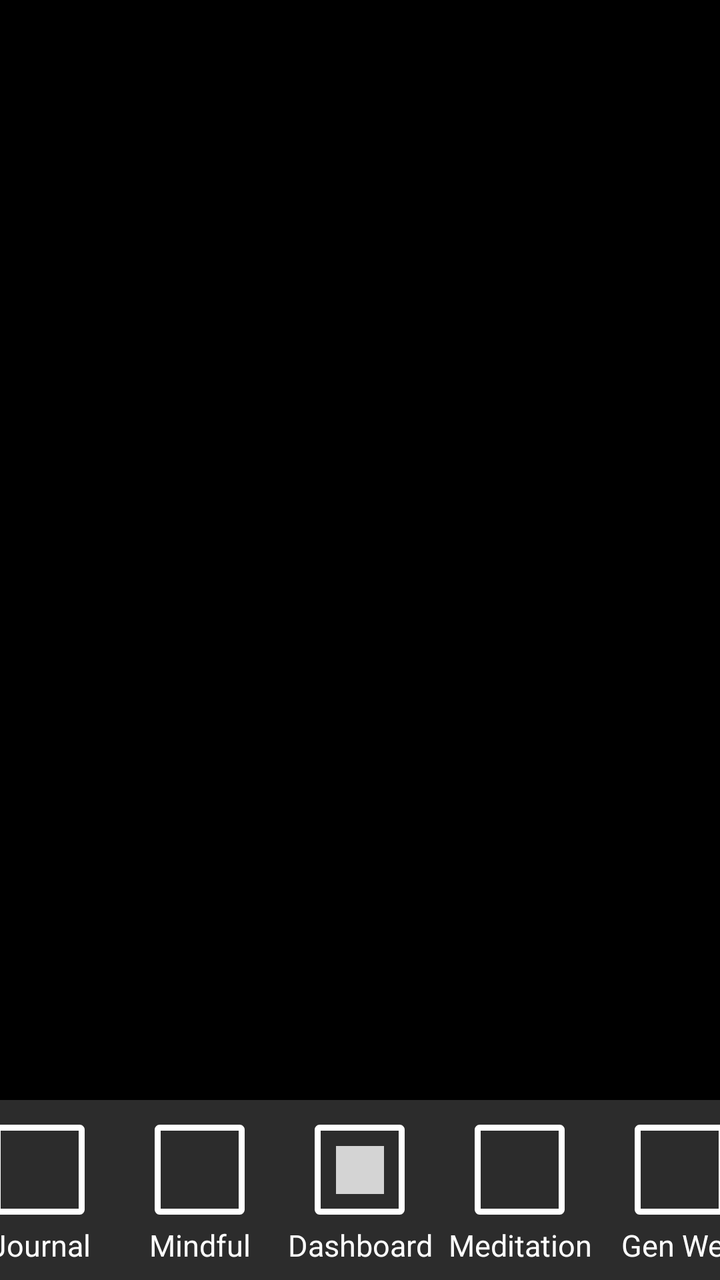
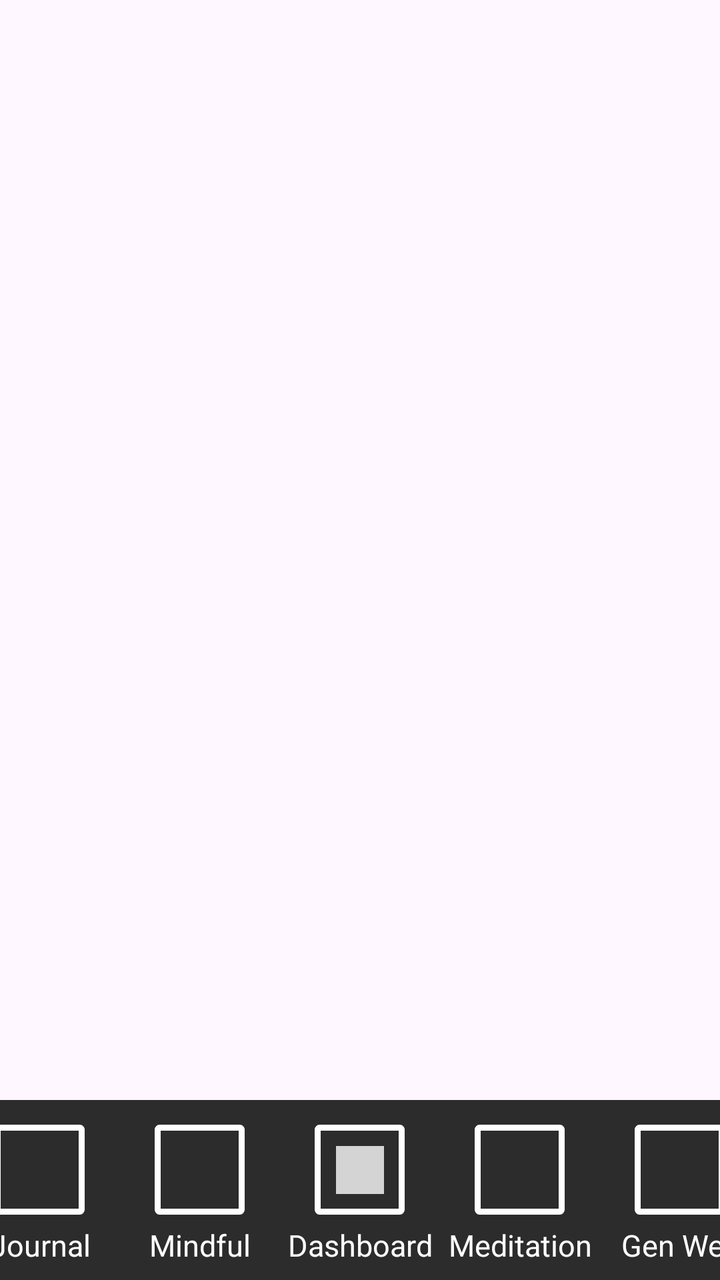

An Android layout rendered at two revisions. The XML below is the earlier revision; the diff shows what the commit changed to produce the second picture.
<!-- AndroidManifest.xml: application theme Theme.Riova -->
<!-- res/layout/footer.xml -->
<?xml version="1.0" encoding="utf-8"?>
<androidx.constraintlayout.widget.ConstraintLayout xmlns:android="http://schemas.android.com/apk/res/android"
    xmlns:app="http://schemas.android.com/apk/res-auto"
    android:layout_width="match_parent"
    android:background="@color/black"
    android:layout_height="match_parent">

    
    <LinearLayout
        android:layout_margin="0dp"
        android:layout_width="match_parent"
        android:layout_height="90dp"
        android:orientation="horizontal"
        android:gravity="center"
        app:layout_constraintBottom_toBottomOf="parent"
        app:layout_constraintEnd_toEndOf="parent"
        app:layout_constraintStart_toStartOf="parent"
        android:background="@color/footer_back"
        android:id="@+id/header_layout">

        
        <LinearLayout
            style="@style/nav_button_linear_layout">
            <ImageButton
                android:contentDescription="@string/journal"
                android:id="@+id/button_journal"
                android:src=""
                app:backgroundTint="@null"
                style="@style/nav_button"/>
            <TextView
                style="@style/nav_button_text"
                android:text="Journal"/>
        </LinearLayout>
        

        
        <LinearLayout
            style="@style/nav_button_linear_layout">

            <ImageButton
                android:contentDescription="@string/mindfullness"
                android:id="@+id/button_mindfullness"
                android:src=""
                app:backgroundTint="@null"
                style="@style/nav_button"/>
            <TextView
                style="@style/nav_button_text"
                android:text="Mindful"/>
        </LinearLayout>
        

        
        <LinearLayout
            style="@style/nav_button_linear_layout">
            <ImageButton
                android:contentDescription="@string/dashboard"
                android:id="@+id/button_dashboard"
                android:src="@drawable/ic_action_name"
                app:backgroundTint="@null"
                style="@style/nav_button"/>
            <TextView
                style="@style/nav_button_text"
                android:text="Dashboard"/>
        </LinearLayout>
        

        
        <LinearLayout
            style="@style/nav_button_linear_layout">
            <ImageButton
                android:contentDescription="@string/meditation"
                android:id="@+id/button_meditation"
                android:src=""
                app:backgroundTint="@null"
                style="@style/nav_button"/>
            <TextView
                style="@style/nav_button_text"
                android:text="Meditation"/>
        </LinearLayout>
        

        
        <LinearLayout
            style="@style/nav_button_linear_layout">
            <ImageButton
                android:contentDescription="@string/general_wellness"
                android:id="@+id/button_generalWellness"
                android:src=""
                app:backgroundTint="@null"
                style="@style/nav_button"/>
            <TextView
                style="@style/nav_button_text"
                android:text="Gen Well"/>
        </LinearLayout>
        

    </LinearLayout>

</androidx.constraintlayout.widget.ConstraintLayout>
<!-- resources referenced by this layout -->
<resources>
  <color name="black">#FF000000</color>
  <color name="footer_back">#2C2C2C</color>
  <!-- drawable ic_action_name: png bitmap (drawable-hdpi, 122 bytes) -->
  <string name="dashboard">Dashboard</string>
  <string name="general_wellness">General Wellness</string>
  <string name="journal">Journal</string>
  <string name="meditation">Meditation</string>
  <string name="mindfullness">Mindfullness</string>
  <style name="nav_button" parent="Widget.Design.FloatingActionButton">
          <item name="android:layout_width">45dp</item>
          <item name="android:layout_height">45dp</item>
          <item name="android:layout_margin">5dp</item>
          <item name="android:background">@drawable/nav_button</item>
      </style>
  <style name="nav_button_linear_layout">
          <item name="android:layout_width">80dp</item>
          <item name="android:layout_height">80dp</item>
          <item name="android:orientation">vertical</item>
          <item name="android:gravity">center</item>
      </style>
  <style name="nav_button_text" parent="Widget.AppCompat.TextView">
          <item name="android:layout_width">match_parent</item>
          <item name="android:layout_height">wrap_content</item>
          <item name="android:textSize">15sp</item>
          <item name="android:textColor">@color/white</item>
          <item name="android:textAlignment">center</item>
      </style>
  <style name="Theme.Riova" parent="Base.Theme.Riova" />
  <!-- drawable nav_button (drawable) -->
  <?xml version="1.0" encoding="utf-8"?>
  <shape xmlns:android="http://schemas.android.com/apk/res/android">
  
      <stroke
          android:width="3dp"
          android:color="#FFFFFF"
          />
      <corners
          android:radius="1dp"
          />
  </shape>
  <color name="white">#FFFFFFFF</color>
  <style name="Base.Theme.Riova" parent="Theme.Material3.DayNight.NoActionBar">
          
          
      </style>
</resources>

<!-- the commit's change to res/layout/footer.xml (unified diff, before → after) -->
@@ -2,7 +2,6 @@
 <androidx.constraintlayout.widget.ConstraintLayout xmlns:android="http://schemas.android.com/apk/res/android"
     xmlns:app="http://schemas.android.com/apk/res-auto"
     android:layout_width="match_parent"
-    android:background="@color/black"
     android:layout_height="match_parent">
 
     
<!-- resource entries referenced after the edit -->
@@ -1,6 +1,5 @@
 <!-- resources referenced by this layout -->
 <resources>
-  <color name="black">#FF000000</color>
   <color name="footer_back">#2C2C2C</color>
   <!-- drawable ic_action_name: png bitmap (drawable-hdpi, 122 bytes) -->
   <string name="dashboard">Dashboard</string>
